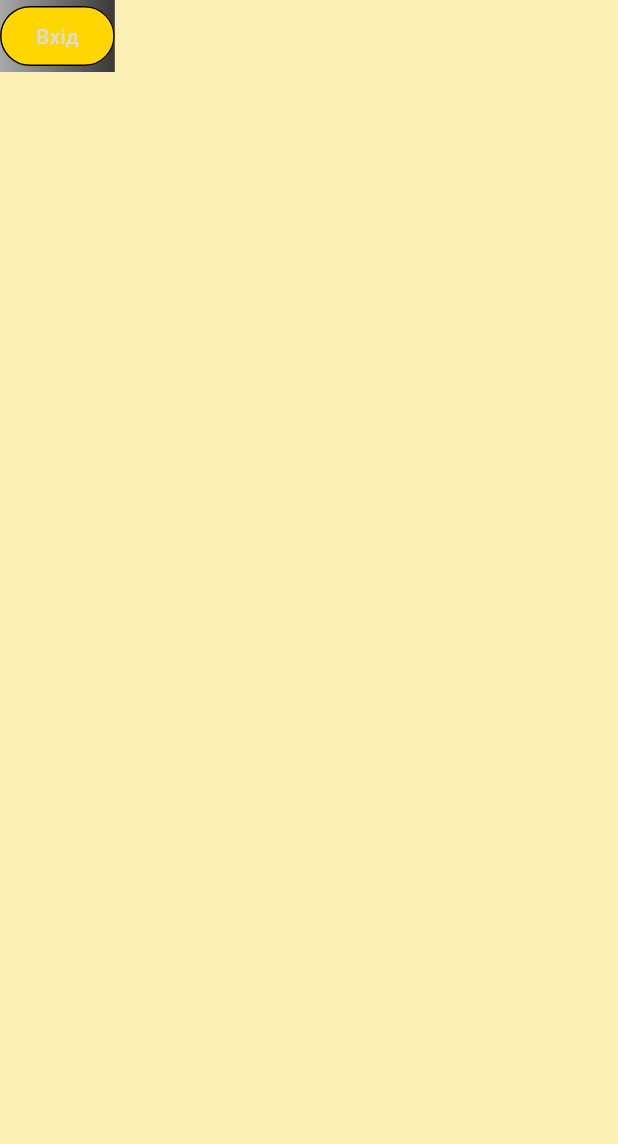
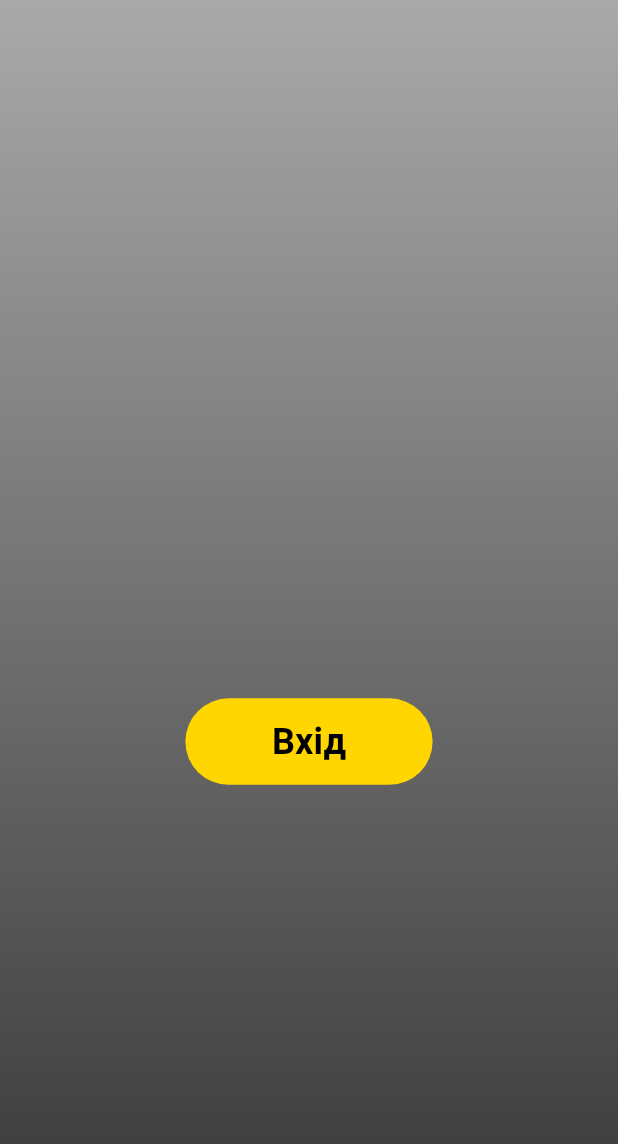
Before and after one commit to KaterinaOsipenko/to_do_app, a Flutter app: the screen it shows after launch, on a phone screen of 412 x 824 dp. Shown: the top 1144 px of the screen. Run offline on Flutter 3.47's test engine with Material 2 defaults, Android fonts, the phone set to English and light mode, and no system bars; our stand-ins replace dio.

```diff
--- a/lib/main.dart
+++ b/lib/main.dart
@@ -15,6 +15,13 @@ const kScheme = ColorScheme.light(
   errorContainer: Color.fromRGBO(255, 137, 137, 1),
 );
 
+const textTheme = TextTheme(
+  titleMedium: TextStyle(fontWeight: FontWeight.w600, fontSize: 24),
+  titleSmall: TextStyle(fontWeight: FontWeight.w500, fontSize: 18),
+  bodyMedium: TextStyle(fontWeight: FontWeight.w600, fontSize: 18),
+  bodySmall: TextStyle(fontWeight: FontWeight.w600, fontSize: 16),
+);
+
 class MyApp extends StatelessWidget {
   const MyApp({super.key});
 
@@ -25,6 +32,7 @@ class MyApp extends StatelessWidget {
       theme: ThemeData(
         colorScheme: kScheme,
         useMaterial3: true,
+        textTheme: textTheme,
       ),
       home: const HomeScreen(),
     );
--- a/lib/screens/home_screen.dart
+++ b/lib/screens/home_screen.dart
@@ -5,19 +5,36 @@ class HomeScreen extends StatelessWidget {
 
   @override
   Widget build(BuildContext context) {
+    final mediaQuery = MediaQuery.of(context);
     return Scaffold(
       body: Container(
+        width: mediaQuery.size.width,
+        height: mediaQuery.size.height,
         decoration: const BoxDecoration(
           gradient: LinearGradient(
             colors: [Color.fromRGBO(169, 169, 169, 1), Color(0xFF383838)],
+            begin: Alignment.topCenter,
+            end: Alignment.bottomCenter,
           ),
         ),
-        child: OutlinedButton(
-          onPressed: () {},
-          child: const Text("Вхід"),
-          style: ButtonStyle(
-            backgroundColor: MaterialStatePropertyAll(
-                Theme.of(context).colorScheme.tertiary),
+        child: Center(
+          child: Container(
+            height: mediaQuery.size.height * 0.07,
+            width: mediaQuery.size.width * 0.4,
+            decoration: BoxDecoration(
+                borderRadius: BorderRadius.all(Radius.elliptical(50, 50))),
+            margin: EdgeInsets.only(top: mediaQuery.size.height * 0.2),
+            child: FilledButton(
+              onPressed: () {},
+              style: ButtonStyle(
+                backgroundColor: MaterialStatePropertyAll(
+                    Theme.of(context).colorScheme.tertiary),
+              ),
+              child: Text(
+                "Вхід",
+                style: Theme.of(context).textTheme.titleMedium,
+              ),
+            ),
           ),
         ),
       ),
--- a/pubspec.yaml
+++ b/pubspec.yaml
@@ -35,6 +35,7 @@ dependencies:
   # The following adds the Cupertino Icons font to your application.
   # Use with the CupertinoIcons class for iOS style icons.
   cupertino_icons: ^1.0.2
+  dio: ^5.1.2
 
 dev_dependencies:
   flutter_test:
```
Also changed, not shown: lib/models/to_do.dart (+49 -0 lines), pubspec.lock.
